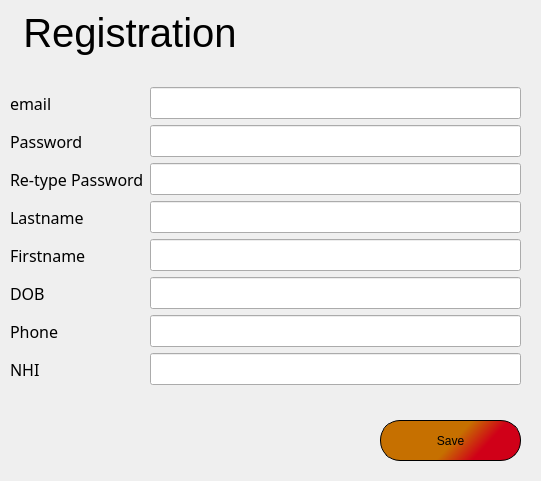
First picture: the form in MyCovidRecord/registration.ui, repository gagabon501/cs106-2, before the edit.
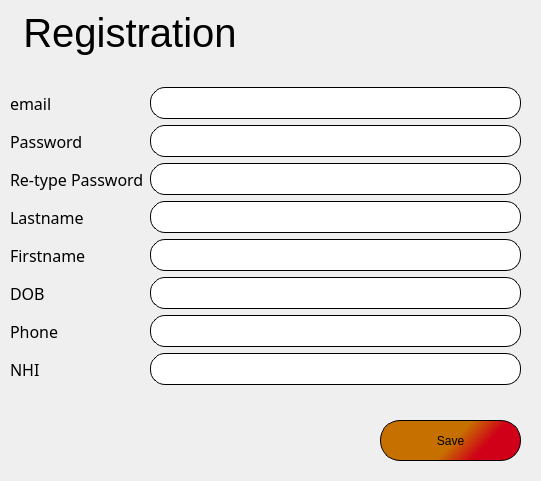
Second picture: the form after the edit.

What changed in the file:
```diff
--- a/MyCovidRecord/registration.ui
+++ b/MyCovidRecord/registration.ui
@@ -103,9 +103,19 @@
       </property>
       <property name="font">
        <font>
-        <pointsize>15</pointsize>
+        <family>Raleway</family>
+        <pointsize>12</pointsize>
+        <bold>false</bold>
        </font>
       </property>
+      <property name="styleSheet">
+       <string notr="true">border: 0.5px solid;
+border-radius: 15px;
+height: 30px;
+padding-left: 10px;
+padding-right: 10px;
+</string>
+      </property>
      </widget>
     </item>
     <item row="1" column="0">
@@ -125,9 +135,24 @@
      <widget class="QLineEdit" name="lineEdit_password">
       <property name="font">
        <font>
-        <pointsize>15</pointsize>
+        <family>Raleway</family>
+        <pointsize>12</pointsize>
        </font>
       </property>
+      <property name="styleSheet">
+       <string notr="true">border: 0.5px solid;
+border-radius: 15px;
+height: 30px;
+padding-left: 10px;
+padding-right: 10px;
+</string>
+      </property>
+      <property name="inputMask">
+       <string/>
+      </property>
+      <property name="echoMode">
+       <enum>QLineEdit::Password</enum>
+      </property>
      </widget>
     </item>
     <item row="2" column="0">
@@ -147,9 +172,21 @@
      <widget class="QLineEdit" name="lineEdit_ReTypePassword">
       <property name="font">
        <font>
-        <pointsize>15</pointsize>
+        <family>Raleway</family>
+        <pointsize>12</pointsize>
        </font>
       </property>
+      <property name="styleSheet">
+       <string notr="true">border: 0.5px solid;
+border-radius: 15px;
+height: 30px;
+padding-left: 10px;
+padding-right: 10px;
+</string>
+      </property>
+      <property name="echoMode">
+       <enum>QLineEdit::Password</enum>
+      </property>
      </widget>
     </item>
     <item row="3" column="0">
@@ -169,9 +206,18 @@
      <widget class="QLineEdit" name="lineEdit_lastname">
       <property name="font">
        <font>
-        <pointsize>15</pointsize>
+        <family>Raleway</family>
+        <pointsize>12</pointsize>
        </font>
       </property>
+      <property name="styleSheet">
+       <string notr="true">border: 0.5px solid;
+border-radius: 15px;
+height: 30px;
+padding-left: 10px;
+padding-right: 10px;
+</string>
+      </property>
      </widget>
     </item>
     <item row="4" column="0">
@@ -191,9 +237,18 @@
      <widget class="QLineEdit" name="lineEdit_firstname">
       <property name="font">
        <font>
-        <pointsize>15</pointsize>
+        <family>Raleway</family>
+        <pointsize>12</pointsize>
        </font>
       </property>
+      <property name="styleSheet">
+       <string notr="true">border: 0.5px solid;
+border-radius: 15px;
+height: 30px;
+padding-left: 10px;
+padding-right: 10px;
+</string>
+      </property>
      </widget>
     </item>
     <item row="5" column="0">
@@ -213,9 +268,18 @@
      <widget class="QLineEdit" name="lineEdit_dob">
       <property name="font">
        <font>
-        <pointsize>15</pointsize>
+        <family>Raleway</family>
+        <pointsize>12</pointsize>
        </font>
       </property>
+      <property name="styleSheet">
+       <string notr="true">border: 0.5px solid;
+border-radius: 15px;
+height: 30px;
+padding-left: 10px;
+padding-right: 10px;
+</string>
+      </property>
      </widget>
     </item>
     <item row="6" column="0">
@@ -248,18 +312,35 @@
      <widget class="QLineEdit" name="lineEdit_nhi">
       <property name="font">
        <font>
-        <pointsize>15</pointsize>
+        <family>Raleway</family>
+        <pointsize>12</pointsize>
        </font>
       </property>
+      <property name="styleSheet">
+       <string notr="true">border: 0.5px solid;
+border-radius: 15px;
+height: 30px;
+padding-left: 10px;
+padding-right: 10px;</string>
+      </property>
      </widget>
     </item>
     <item row="6" column="1">
      <widget class="QLineEdit" name="lineEdit_phone">
       <property name="font">
        <font>
-        <pointsize>15</pointsize>
+        <family>Raleway</family>
+        <pointsize>12</pointsize>
        </font>
       </property>
+      <property name="styleSheet">
+       <string notr="true">border: 0.5px solid;
+border-radius: 15px;
+height: 30px;
+padding-left: 10px;
+padding-right: 10px;
+</string>
+      </property>
      </widget>
     </item>
    </layout>
```
